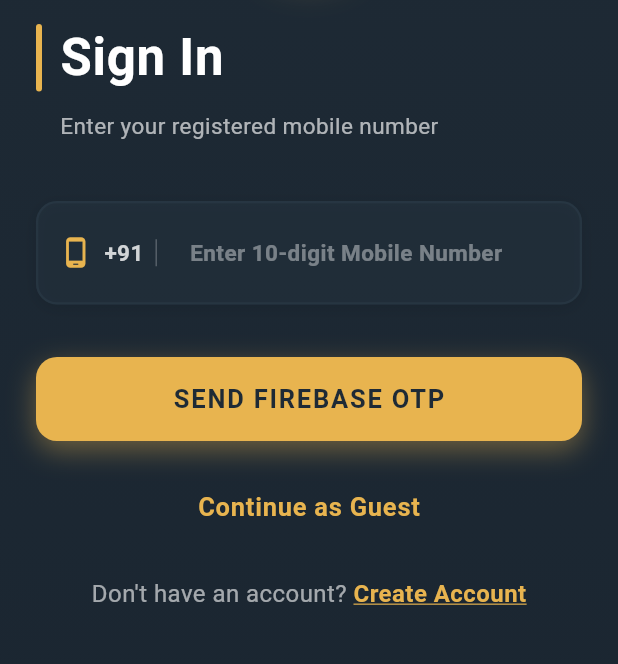
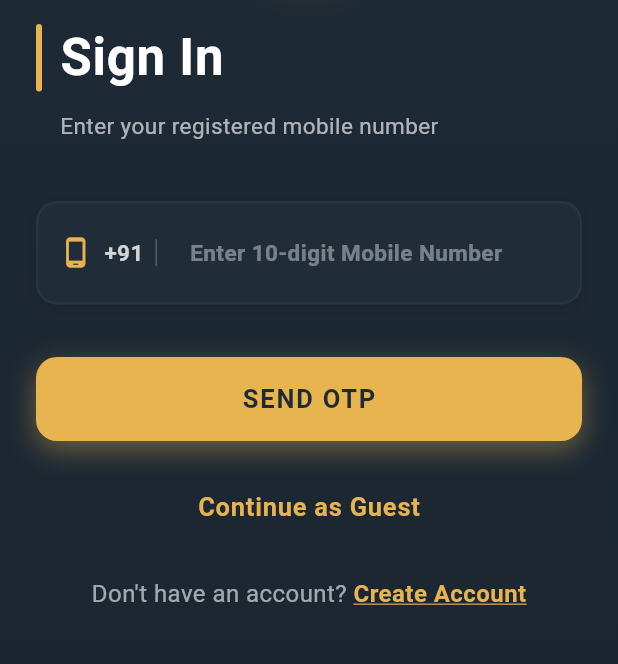
Before and after one commit to deepakyadav-developer/shree_balaji_tunch, a Flutter app: the screen it shows after launch, on a phone screen of 412 x 824 dp, the part 219-883 px from its top. Run offline on Flutter 3.47's test engine with Material 3 defaults, Android fonts, the phone set to English and light mode, and no system bars; our stand-ins replace animate_do, cached_network_image, carousel_slider, cloud_firestore, firebase_auth, firebase_core and 15 more; missing offline and left inert: animated_digit, flutter_notification_channel; accounts and stored records are empty; key blocks and very long unbroken strings in the code were emptied for the run.

Commit message:
feat: add phone authentication login screen with Firebase integration

```diff
--- a/lib/screens/auth/login.dart
+++ b/lib/screens/auth/login.dart
@@ -202,11 +202,17 @@
     } catch (e) {
       if (Get.isDialogOpen ?? false) Get.back();
       setState(() => _isLoading = false);
+      String err = e.toString();
+      if (err.contains('channel-error') || err.contains('FirebaseAuthHostApi')) {
+        err =
+            'Firebase Auth native plugin linked. Please completely STOP the running app and RE-RUN it (press Stop in VS Code, then Run).';
+      }
       Get.snackbar(
         'Error',
-        'Failed to connect to Firebase: ${e.toString()}',
+        err,
         backgroundColor: Colors.redAccent,
         colorText: Colors.white,
+        duration: const Duration(seconds: 8),
         snackPosition: SnackPosition.BOTTOM,
       );
     }
@@ -424,7 +430,7 @@
                             const SizedBox(width: 12),
                             Flexible(
                               child: Text(
-                                _step == 0 ? 'Sign In' : 'Verify SMS OTP',
+                                _step == 0 ? 'Sign In' : 'Verify OTP',
                                 style: TextStyle(
                                   color: Colors.white,
                                   fontSize: isSmallScreen ? 28 : 34,
@@ -459,7 +465,7 @@
                           _buildMobileField(isSmallScreen),
                           SizedBox(height: isSmallScreen ? 25 : 35),
                           _buildActionButton(
-                            label: 'SEND FIREBASE OTP',
+                            label: 'SEND OTP',
                             onTap: _sendFirebaseOtp,
                             isSmallScreen: isSmallScreen,
                           ),
```
